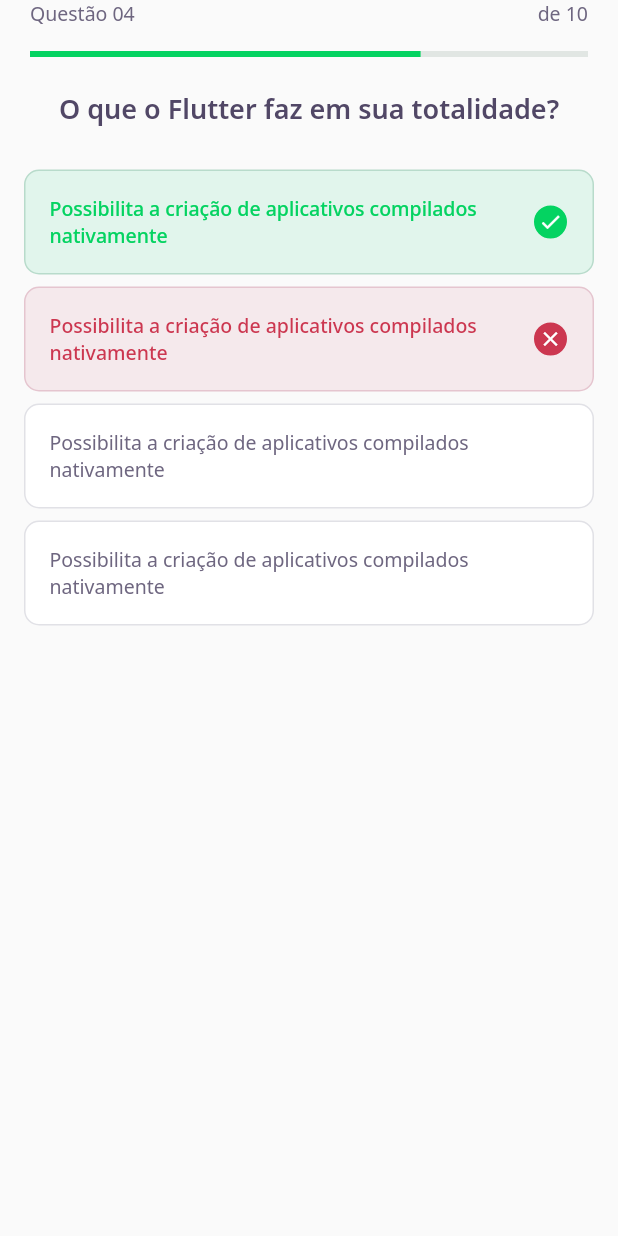
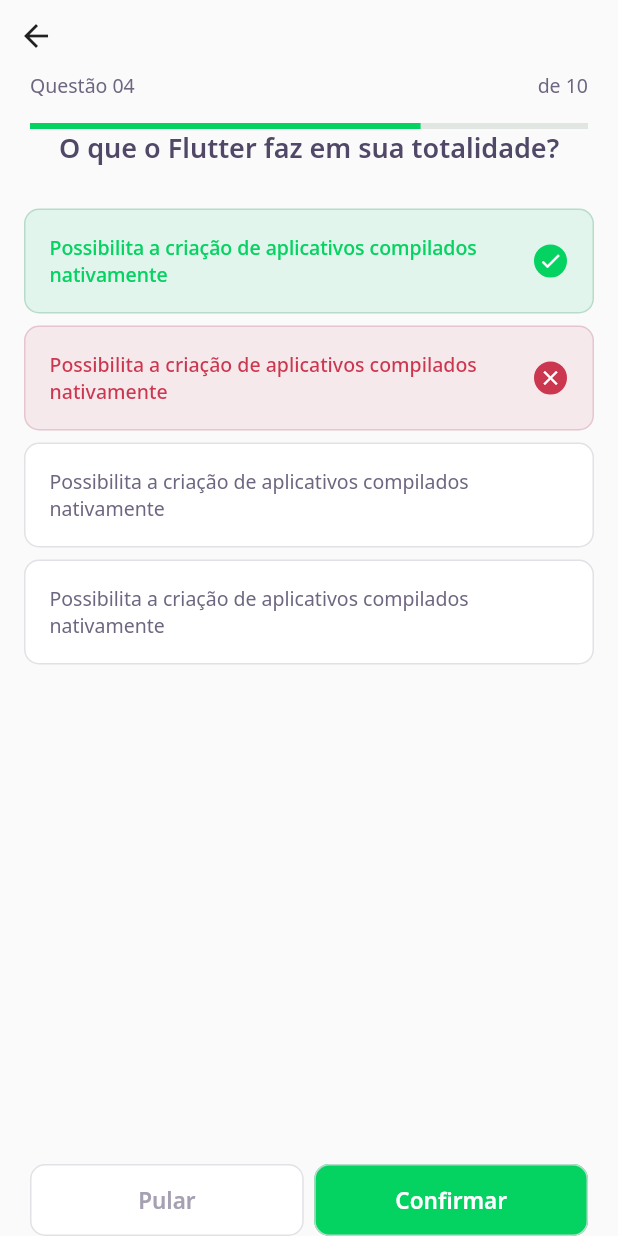
Before and after one commit to luizcarlosdev/dev_quiz, a Flutter app: the ChallengePage screen opened directly, on a phone screen of 412 x 824 dp. Run offline on Flutter 3.47's test engine with Material 2 defaults, Android fonts, the phone set to English and light mode, and no system bars; our stand-ins replace google_fonts; accounts and stored records are empty.

Commit message:
day04 - next button widget

```diff
--- a/lib/challenge/challenge_page.dart
+++ b/lib/challenge/challenge_page.dart
@@ -1,3 +1,4 @@
+import 'package:dev_quiz/challenge/widgets/next_button/next_button_widget.dart';
 import 'package:dev_quiz/challenge/widgets/question_indicator/question_indicator_widget.dart';
 import 'package:dev_quiz/challenge/widgets/quiz/quiz_widget.dart';
 import 'package:flutter/material.dart';
@@ -13,12 +14,44 @@ class _ChallengePageState extends State<ChallengePage> {
   @override
   Widget build(BuildContext context) {
     return Scaffold(
-        appBar: PreferredSize(
-          preferredSize: Size.fromHeight(60),
-          child: SafeArea(
-            child: QuestionIndicatorWidget(),
+      appBar: PreferredSize(
+        preferredSize: Size.fromHeight(86),
+        child: SafeArea(
+          child: Column(
+            crossAxisAlignment: CrossAxisAlignment.start,
+            children: [
+              BackButton(),
+              QuestionIndicatorWidget(),
+            ],
           ),
         ),
-        body: QuizWidget(title: "O que o Flutter faz em sua totalidade?"));
+      ),
+      body: QuizWidget(
+        title: "O que o Flutter faz em sua totalidade?",
+      ),
+      bottomNavigationBar: SafeArea(
+        child: Padding(
+          padding: const EdgeInsets.symmetric(horizontal: 20),
+          child: Row(
+            mainAxisAlignment: MainAxisAlignment.spaceAround,
+            children: [
+              Expanded(
+                child: NextButtonWidget.white(
+                  label: "Pular",
+                  onTap: () {},
+                ),
+              ),
+              SizedBox(width: 7),
+              Expanded(
+                child: NextButtonWidget.green(
+                  label: "Confirmar",
+                  onTap: () {},
+                ),
+              ),
+            ],
+          ),
+        ),
+      ),
+    );
   }
 }
--- /dev/null
+++ b/lib/challenge/widgets/next_button/next_button_widget.dart
@@ -0,0 +1,70 @@
+import 'package:dev_quiz/core/app_colors.dart';
+import 'package:flutter/material.dart';
+import 'package:google_fonts/google_fonts.dart';
+
+class NextButtonWidget extends StatelessWidget {
+  final String label;
+  final Color backgroundColor;
+  final Color fontColor;
+  final Color borderColor;
+  final VoidCallback onTap;
+
+  NextButtonWidget({
+    required this.label,
+    required this.backgroundColor,
+    required this.fontColor,
+    required this.borderColor,
+    required this.onTap,
+  });
+
+  NextButtonWidget.green({
+    required String label,
+    required VoidCallback onTap,
+  })   : this.backgroundColor = AppColors.darkGreen,
+        this.fontColor = AppColors.white,
+        this.borderColor = AppColors.green,
+        this.onTap = onTap,
+        this.label = label;
+
+  NextButtonWidget.white({
+    required String label,
+    required VoidCallback onTap,
+  })   : this.backgroundColor = AppColors.white,
+        this.fontColor = AppColors.lightGrey,
+        this.borderColor = AppColors.border,
+        this.onTap = onTap,
+        this.label = label;
+
+  @override
+  Widget build(BuildContext context) {
+    return Container(
+      height: 48,
+      child: TextButton(
+        style: ButtonStyle(
+          backgroundColor: MaterialStateProperty.all(
+            backgroundColor,
+          ),
+          shape: MaterialStateProperty.all(
+            RoundedRectangleBorder(
+              borderRadius: BorderRadius.circular(10),
+            ),
+          ),
+          side: MaterialStateProperty.all(
+            BorderSide(
+              color: borderColor,
+            ),
+          ),
+        ),
+        onPressed: onTap,
+        child: Text(
+          label,
+          style: GoogleFonts.notoSans(
+            fontWeight: FontWeight.w600,
+            fontSize: 15,
+            color: fontColor,
+          ),
+        ),
+      ),
+    );
+  }
+}
--- a/lib/core/app_widget.dart
+++ b/lib/core/app_widget.dart
@@ -1,13 +1,14 @@
 //import 'package:DevQuiz/home/home_page.dart';
-import 'package:dev_quiz/home/home_page.dart';
+import 'package:dev_quiz/challenge/challenge_page.dart';
 import 'package:flutter/material.dart';
 
 class AppWidget extends StatelessWidget {
   @override
   Widget build(BuildContext context) {
     return MaterialApp(
+      debugShowCheckedModeBanner: false,
       title: "DevQuiz",
-      home: HomePage(),
+      home: ChallengePage(),
     );
   }
 }
```
